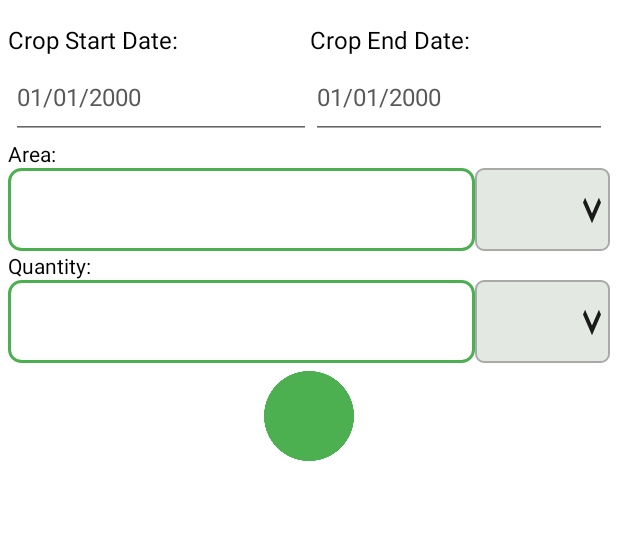
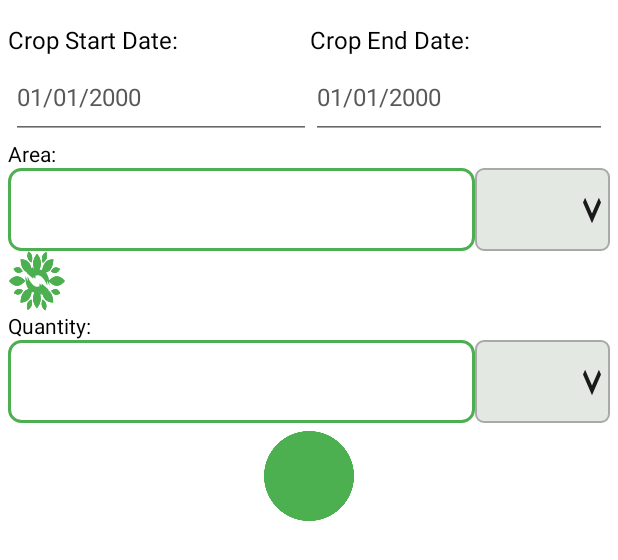
Before and after one commit to Baisalya/Agrohub, an Android app: the layout activity_create_calender.xml on its own in the app's theme, with its tools: preview values and no code run, on a phone screen of 412 x 824 dp. Shown: the top 560 px of the screen. Run offline under Robolectric (Android 15) with nearby library versions, the light colour scheme and no system bars; Roboto replaces fonts that are not available here.

Commit message:
Area convter logic added

```diff
--- /dev/null
+++ b/app/src/main/res/drawable/converter.xml
@@ -0,0 +1,76 @@
+<vector android:autoMirrored="true" android:height="298.6dp"
+    android:viewportHeight="298.6" android:viewportWidth="368.8"
+    android:width="368.8dp" xmlns:android="http://schemas.android.com/apk/res/android">
+    <path android:fillColor="#87AF1D" android:pathData="M202.3,61.8c0,26.9 -23.6,48.7 -23.6,48.7s-23.6,-21.8 -23.6,-48.7c0,-26.9 23.6,-48.7 23.6,-48.7S202.3,34.9 202.3,61.8z"/>
+    <path android:fillColor="#87AF1D" android:pathData="M202.3,61.8c0,26.9 -23.6,48.7 -23.6,48.7s-23.6,-21.8 -23.6,-48.7c0,-26.9 23.6,-48.7 23.6,-48.7S202.3,34.9 202.3,61.8z"/>
+    <path android:fillColor="#FFFFFF" android:pathData="M177.5,23.8c-4.4,12.3 -4.9,24.6 -2.4,37.3c1.4,7.2 6.6,18.1 15,19.2c8.4,1.1 9.7,-14.5 9.7,-19.7c0,-21.2 -16.2,-39 -20.4,-43.2C179.6,17.7 178.5,20.9 177.5,23.8z"/>
+    <path android:fillColor="#DADADA" android:pathData="M189.6,97.3c-8.4,-0.8 -16.9,-5.6 -20.5,-13.6c-5.5,-12.6 -5,-25.8 -2.7,-39.1c2,-11 5.9,-22.2 12.4,-31.4c-0.1,-0.1 -0.1,-0.1 -0.1,-0.1s-23.6,21.8 -23.6,48.7c0,26.9 23.6,48.7 23.6,48.7s5.4,-5 11,-13.2C189.8,97.3 189.7,97.3 189.6,97.3z"/>
+    <path android:fillColor="#87AF1D" android:pathData="M129.5,59.1c19,19 17.8,51.1 17.8,51.1s-32.1,1.2 -51.1,-17.8c-19,-19 -17.8,-51.1 -17.8,-51.1S110.5,40 129.5,59.1z"/>
+    <path android:fillColor="#87AF1D" android:pathData="M129.5,59.1c19,19 17.8,51.1 17.8,51.1s-32.1,1.2 -51.1,-17.8c-19,-19 -17.8,-51.1 -17.8,-51.1S110.5,40 129.5,59.1z"/>
+    <path android:fillColor="#FFFFFF" android:pathData="M85.1,49.8c5.6,11.7 13.9,20.8 24.7,28.1c6.1,4.1 17.5,8.1 24.2,3c6.8,-5.2 -3.4,-17.1 -7.1,-20.8c-15,-15 -39,-16.1 -45,-16.2C82.2,44 83.7,47 85.1,49.8z"/>
+    <path android:fillColor="#DADADA" android:pathData="M145.6,93.2c-6.5,5.4 -15.9,8 -24.1,4.8C108.7,93 99.7,83.3 92,72.2c-6.4,-9.2 -11.5,-19.8 -13.5,-31c-0.1,0 -0.1,0 -0.1,0s-1.2,32.1 17.8,51.1c19,19 51.1,17.8 51.1,17.8s0.3,-7.4 -1.5,-17.1C145.7,93.1 145.7,93.1 145.6,93.2z"/>
+    <path android:fillColor="#87AF1D" android:pathData="M227.1,59.1c-19,19 -17.8,51.1 -17.8,51.1s32.1,1.2 51.1,-17.8c19,-19 17.8,-51.1 17.8,-51.1S246.1,40 227.1,59.1z"/>
+    <path android:fillColor="#87AF1D" android:pathData="M227.1,59.1c-19,19 -17.8,51.1 -17.8,51.1s32.1,1.2 51.1,-17.8c19,-19 17.8,-51.1 17.8,-51.1S246.1,40 227.1,59.1z"/>
+    <path android:fillColor="#FFFFFF" android:pathData="M271.5,49.8c-5.6,11.7 -13.9,20.8 -24.7,28.1c-6.1,4.1 -17.5,8.1 -24.2,3c-6.8,-5.2 3.4,-17.1 7.1,-20.8c15,-15 39,-16.1 45,-16.2C274.4,44 272.8,47 271.5,49.8z"/>
+    <path android:fillColor="#DADADA" android:pathData="M210.9,93.2c6.5,5.4 15.9,8 24.1,4.8c12.8,-5 21.8,-14.7 29.5,-25.8c6.4,-9.2 11.5,-19.8 13.5,-31c0.1,0 0.1,0 0.1,0s1.2,32.1 -17.8,51.1c-19,19 -51.1,17.8 -51.1,17.8s-0.3,-7.4 1.5,-17.1C210.8,93.1 210.9,93.1 210.9,93.2z"/>
+    <path android:fillColor="#87AF1D" android:pathData="M300.4,126c-26.9,0 -48.7,23.6 -48.7,23.6s21.8,23.6 48.7,23.6c26.9,0 48.7,-23.6 48.7,-23.6S327.3,126 300.4,126z"/>
+    <path android:fillColor="#87AF1D" android:pathData="M300.4,126c-26.9,0 -48.7,23.6 -48.7,23.6s21.8,23.6 48.7,23.6c26.9,0 48.7,-23.6 48.7,-23.6S327.3,126 300.4,126z"/>
+    <path android:fillColor="#FFFFFF" android:pathData="M338.3,150.9c-12.3,4.4 -24.6,4.9 -37.3,2.4c-7.2,-1.4 -18.1,-6.6 -19.2,-15c-1.1,-8.4 14.5,-9.7 19.7,-9.7c21.2,0 39,16.2 43.2,20.4C344.5,148.8 341.2,149.9 338.3,150.9z"/>
+    <path android:fillColor="#DADADA" android:pathData="M264.8,138.8c0.8,8.4 5.6,16.9 13.6,20.5c12.6,5.5 25.8,5 39.1,2.6c11,-2 22.2,-5.9 31.4,-12.4c0.1,0.1 0.1,0.1 0.1,0.1s-21.8,23.6 -48.7,23.6c-26.9,0 -48.7,-23.6 -48.7,-23.6s5,-5.4 13.2,-11C264.8,138.6 264.8,138.7 264.8,138.8z"/>
+    <path android:fillColor="#87AF1D" android:pathData="M55.6,126c26.9,0 48.7,23.6 48.7,23.6s-21.8,23.6 -48.7,23.6c-26.9,0 -48.7,-23.6 -48.7,-23.6S28.7,126 55.6,126z"/>
+    <path android:fillColor="#87AF1D" android:pathData="M55.6,126c26.9,0 48.7,23.6 48.7,23.6s-21.8,23.6 -48.7,23.6c-26.9,0 -48.7,-23.6 -48.7,-23.6S28.7,126 55.6,126z"/>
+    <path android:fillColor="#FFFFFF" android:pathData="M17.7,150.9c12.3,4.4 24.6,4.9 37.3,2.4c7.2,-1.4 18.1,-6.6 19.2,-15c1.1,-8.4 -14.5,-9.7 -19.7,-9.7c-21.2,0 -39,16.2 -43.2,20.4C11.5,148.8 14.8,149.9 17.7,150.9z"/>
+    <path android:fillColor="#DADADA" android:pathData="M91.1,138.8c-0.8,8.4 -5.6,16.9 -13.6,20.5c-12.6,5.5 -25.8,5 -39.1,2.6c-11,-2 -22.2,-5.9 -31.4,-12.4c-0.1,0.1 -0.1,0.1 -0.1,0.1s21.8,23.6 48.7,23.6c26.9,0 48.7,-23.6 48.7,-23.6s-5,-5.4 -13.2,-11C91.2,138.6 91.2,138.7 91.1,138.8z"/>
+    <path android:fillColor="#87AF1D" android:pathData="M65.2,81.1c15.3,3.5 24.6,19.7 24.6,19.7s-15.5,10.5 -30.7,7c-15.3,-3.5 -24.6,-19.7 -24.6,-19.7S49.9,77.6 65.2,81.1z"/>
+    <path android:fillColor="#87AF1D" android:pathData="M65.2,81.1c15.3,3.5 24.6,19.7 24.6,19.7s-15.5,10.5 -30.7,7c-15.3,-3.5 -24.6,-19.7 -24.6,-19.7S49.9,77.6 65.2,81.1z"/>
+    <path android:fillColor="#FFFFFF" android:pathData="M40.4,90.3c6.4,4.1 13.3,6 20.9,6.3c4.3,0.2 11.1,-1.4 12.9,-6c1.7,-4.6 -6.9,-7.4 -9.9,-8.1c-12.1,-2.8 -24.2,4.1 -27.2,5.9C37.1,88.3 38.9,89.3 40.4,90.3z"/>
+    <path android:fillColor="#DADADA" android:pathData="M83.7,93c-1.5,4.7 -5.4,8.9 -10.4,9.8c-7.9,1.5 -15.3,-0.5 -22.5,-3.6c-6,-2.6 -11.8,-6.2 -16.2,-11.1c0,0 -0.1,0 -0.1,0s9.3,16.2 24.6,19.7c15.3,3.5 30.7,-7 30.7,-7s-2.1,-3.7 -6,-8C83.7,92.9 83.7,92.9 83.7,93z"/>
+    <path android:fillColor="#87AF1D" android:pathData="M147.7,25.6c4.7,14.9 -4.5,31.2 -4.5,31.2s-16.9,-8 -21.6,-22.9C116.8,19 126,2.7 126,2.7S143,10.7 147.7,25.6z"/>
+    <path android:fillColor="#87AF1D" android:pathData="M147.7,25.6c4.7,14.9 -4.5,31.2 -4.5,31.2s-16.9,-8 -21.6,-22.9C116.8,19 126,2.7 126,2.7S143,10.7 147.7,25.6z"/>
+    <path android:fillColor="#FFFFFF" android:pathData="M127.2,8.9c-0.3,7.6 1.6,14.5 5.2,21.1c2,3.8 6.8,8.9 11.7,8c4.9,-0.9 2.8,-9.7 1.9,-12.7C142.3,13.6 130.2,6.6 127.1,5C127.3,5.1 127.3,7.1 127.2,8.9z"/>
+    <path android:fillColor="#DADADA" android:pathData="M146.8,47.6c-4.8,1.1 -10.4,-0.1 -13.8,-4c-5.3,-6 -7.3,-13.4 -8.3,-21.2c-0.8,-6.5 -0.6,-13.3 1.4,-19.6c0,0 -0.1,0 -0.1,0s-9.3,16.2 -4.5,31.2c4.7,14.9 21.6,22.9 21.6,22.9s2.1,-3.7 3.8,-9.3C146.9,47.6 146.9,47.6 146.8,47.6z"/>
+    <path android:fillColor="#87AF1D" android:pathData="M236.9,36.9c-6.3,14.4 -23.9,20.5 -23.9,20.5s-7.5,-17.1 -1.2,-31.5c6.3,-14.4 23.9,-20.5 23.9,-20.5S243.1,22.5 236.9,36.9z"/>
+    <path android:fillColor="#87AF1D" android:pathData="M236.9,36.9c-6.3,14.4 -23.9,20.5 -23.9,20.5s-7.5,-17.1 -1.2,-31.5c6.3,-14.4 23.9,-20.5 23.9,-20.5S243.1,22.5 236.9,36.9z"/>
+    <path android:fillColor="#FFFFFF" android:pathData="M232.5,10.8c-5.2,5.5 -8.3,12 -10,19.3c-0.9,4.2 -0.7,11.2 3.5,13.7c4.2,2.6 8.5,-5.5 9.8,-8.3c5,-11.3 0.5,-24.6 -0.8,-27.8C235,8.1 233.7,9.5 232.5,10.8z"/>
+    <path android:fillColor="#DADADA" android:pathData="M221.8,52.9c-4.3,-2.4 -7.7,-6.9 -7.7,-12.1c0,-8 3.3,-14.9 7.7,-21.5c3.6,-5.4 8.3,-10.5 13.9,-13.9c0,0 0,-0.1 0,-0.1s-17.7,6.1 -23.9,20.5c-6.3,14.4 1.2,31.5 1.2,31.5S217,56 221.8,52.9C221.9,52.9 221.8,52.9 221.8,52.9z"/>
+    <path android:fillColor="#87AF1D" android:pathData="M295.4,109c-15.3,3.6 -30.8,-6.9 -30.8,-6.9s9.3,-16.2 24.5,-19.8c15.3,-3.6 30.8,6.9 30.8,6.9S310.7,105.4 295.4,109z"/>
+    <path android:fillColor="#87AF1D" android:pathData="M295.4,109c-15.3,3.6 -30.8,-6.9 -30.8,-6.9s9.3,-16.2 24.5,-19.8c15.3,-3.6 30.8,6.9 30.8,6.9S310.7,105.4 295.4,109z"/>
+    <path android:fillColor="#FFFFFF" android:pathData="M313.6,89.9c-7.5,-0.8 -14.6,0.5 -21.5,3.6c-3.9,1.7 -9.4,6.1 -8.9,11c0.5,4.9 9.5,3.6 12.5,2.9c12,-2.8 20,-14.3 21.8,-17.3C317.4,90.3 315.4,90.1 313.6,89.9z"/>
+    <path android:fillColor="#DADADA" android:pathData="M273.6,106.5c-0.7,-4.9 0.9,-10.3 5,-13.4c6.4,-4.8 14,-6.3 21.8,-6.7c6.5,-0.3 13.4,0.4 19.5,2.9c0,0 0,-0.1 0,-0.1s-15.5,-10.5 -30.8,-6.9c-15.3,3.6 -24.5,19.8 -24.5,19.8s3.6,2.4 8.9,4.5C273.6,106.6 273.6,106.5 273.6,106.5z"/>
+    <path android:fillColor="#87AF1D" android:pathData="M153.7,236.8c0,-26.9 23.6,-48.7 23.6,-48.7s23.6,21.8 23.6,48.7c0,26.9 -23.6,48.7 -23.6,48.7S153.7,263.7 153.7,236.8z"/>
+    <path android:fillColor="#87AF1D" android:pathData="M153.7,236.8c0,-26.9 23.6,-48.7 23.6,-48.7s23.6,21.8 23.6,48.7c0,26.9 -23.6,48.7 -23.6,48.7S153.7,263.7 153.7,236.8z"/>
+    <path android:fillColor="#FFFFFF" android:pathData="M178.5,274.8c4.4,-12.3 4.9,-24.6 2.4,-37.3c-1.4,-7.2 -6.6,-18.1 -15,-19.2c-8.4,-1.1 -9.7,14.5 -9.7,19.7c0,21.2 16.2,39 20.4,43.2C176.4,280.9 177.5,277.6 178.5,274.8z"/>
+    <path android:fillColor="#DADADA" android:pathData="M166.4,201.3c8.4,0.8 16.9,5.6 20.5,13.6c5.5,12.6 5,25.8 2.7,39.1c-2,11 -5.9,22.2 -12.4,31.4c0.1,0.1 0.1,0.1 0.1,0.1s23.6,-21.8 23.6,-48.7c0,-26.9 -23.6,-48.7 -23.6,-48.7s-5.4,5 -11,13.2C166.2,201.3 166.3,201.3 166.4,201.3z"/>
+    <path android:fillColor="#87AF1D" android:pathData="M226.5,239.5c-19,-19 -17.8,-51.1 -17.8,-51.1s32.1,-1.2 51.1,17.8c19,19 17.8,51.1 17.8,51.1S245.5,258.6 226.5,239.5z"/>
+    <path android:fillColor="#87AF1D" android:pathData="M226.5,239.5c-19,-19 -17.8,-51.1 -17.8,-51.1s32.1,-1.2 51.1,17.8c19,19 17.8,51.1 17.8,51.1S245.5,258.6 226.5,239.5z"/>
+    <path android:fillColor="#FFFFFF" android:pathData="M270.9,248.8c-5.6,-11.7 -13.9,-20.8 -24.7,-28.1c-6.1,-4.1 -17.5,-8.1 -24.2,-3c-6.8,5.2 3.4,17.1 7.1,20.8c15,15 39,16.1 45,16.2C273.8,254.6 272.2,251.6 270.9,248.8z"/>
+    <path android:fillColor="#DADADA" android:pathData="M210.4,205.4c6.5,-5.4 15.9,-8 24.1,-4.8c12.8,5 21.8,14.7 29.5,25.8c6.4,9.2 11.5,19.8 13.5,31c0.1,0 0.1,0 0.1,0s1.2,-32.1 -17.8,-51.1c-19,-19 -51.1,-17.8 -51.1,-17.8s-0.3,7.4 1.5,17.1C210.3,205.5 210.3,205.5 210.4,205.4z"/>
+    <path android:fillColor="#87AF1D" android:pathData="M128.9,239.5c19,-19 17.8,-51.1 17.8,-51.1s-32.1,-1.2 -51.1,17.8c-19,19 -17.8,51.1 -17.8,51.1S109.9,258.6 128.9,239.5z"/>
+    <path android:fillColor="#87AF1D" android:pathData="M128.9,239.5c19,-19 17.8,-51.1 17.8,-51.1s-32.1,-1.2 -51.1,17.8c-19,19 -17.8,51.1 -17.8,51.1S109.9,258.6 128.9,239.5z"/>
+    <path android:fillColor="#FFFFFF" android:pathData="M84.5,248.8c5.6,-11.7 13.9,-20.8 24.7,-28.1c6.1,-4.1 17.5,-8.1 24.2,-3c6.8,5.2 -3.4,17.1 -7.1,20.8c-15,15 -39,16.1 -45,16.2C81.6,254.6 83.2,251.6 84.5,248.8z"/>
+    <path android:fillColor="#DADADA" android:pathData="M145.1,205.4c-6.5,-5.4 -15.9,-8 -24.1,-4.8c-12.8,5 -21.8,14.7 -29.5,25.8c-6.4,9.2 -11.5,19.8 -13.5,31c-0.1,0 -0.1,0 -0.1,0s-1.2,-32.1 17.8,-51.1c19,-19 51.1,-17.8 51.1,-17.8s0.3,7.4 -1.5,17.1C145.2,205.5 145.1,205.5 145.1,205.4z"/>
+    <path android:fillColor="#87AF1D" android:pathData="M290.8,217.5c-15.3,-3.5 -24.6,-19.7 -24.6,-19.7s15.5,-10.5 30.7,-7c15.3,3.5 24.6,19.7 24.6,19.7S306.1,221 290.8,217.5z"/>
+    <path android:fillColor="#87AF1D" android:pathData="M290.8,217.5c-15.3,-3.5 -24.6,-19.7 -24.6,-19.7s15.5,-10.5 30.7,-7c15.3,3.5 24.6,19.7 24.6,19.7S306.1,221 290.8,217.5z"/>
+    <path android:fillColor="#FFFFFF" android:pathData="M315.6,208.3c-6.4,-4.1 -13.3,-6 -20.9,-6.3c-4.3,-0.2 -11.1,1.4 -12.9,6c-1.7,4.6 6.9,7.4 9.9,8.1c12.1,2.8 24.2,-4.1 27.2,-5.9C318.8,210.3 317.1,209.3 315.6,208.3z"/>
+    <path android:fillColor="#DADADA" android:pathData="M272.3,205.6c1.5,-4.7 5.4,-8.9 10.4,-9.8c7.9,-1.5 15.3,0.5 22.5,3.6c6,2.6 11.8,6.2 16.2,11.1c0,0 0.1,0 0.1,0s-9.3,-16.2 -24.6,-19.7c-15.3,-3.5 -30.7,7 -30.7,7s2.1,3.7 6,8C272.3,205.7 272.3,205.7 272.3,205.6z"/>
+    <path android:fillColor="#87AF1D" android:pathData="M208.3,273c-4.7,-14.9 4.5,-31.2 4.5,-31.2s16.9,8 21.6,22.9c4.7,14.9 -4.5,31.2 -4.5,31.2S213,287.9 208.3,273z"/>
+    <path android:fillColor="#87AF1D" android:pathData="M208.3,273c-4.7,-14.9 4.5,-31.2 4.5,-31.2s16.9,8 21.6,22.9c4.7,14.9 -4.5,31.2 -4.5,31.2S213,287.9 208.3,273z"/>
+    <path android:fillColor="#FFFFFF" android:pathData="M228.8,289.7c0.3,-7.6 -1.6,-14.5 -5.2,-21.1c-2,-3.8 -6.8,-8.9 -11.7,-8c-4.9,0.9 -2.8,9.7 -1.9,12.7c3.7,11.8 15.8,18.8 18.9,20.4C228.7,293.5 228.7,291.5 228.8,289.7z"/>
+    <path android:fillColor="#DADADA" android:pathData="M209.1,251c4.8,-1.1 10.4,0.1 13.8,4c5.3,6 7.3,13.4 8.3,21.2c0.8,6.5 0.6,13.3 -1.4,19.6c0,0 0.1,0 0.1,0s9.3,-16.2 4.5,-31.2c-4.7,-14.9 -21.6,-22.9 -21.6,-22.9s-2.1,3.7 -3.8,9.3C209.1,251 209.1,251 209.1,251z"/>
+    <path android:fillColor="#87AF1D" android:pathData="M119.1,261.7c6.3,-14.4 23.9,-20.5 23.9,-20.5s7.5,17.1 1.2,31.5c-6.3,14.4 -23.9,20.5 -23.9,20.5S112.8,276.1 119.1,261.7z"/>
+    <path android:fillColor="#87AF1D" android:pathData="M119.1,261.7c6.3,-14.4 23.9,-20.5 23.9,-20.5s7.5,17.1 1.2,31.5c-6.3,14.4 -23.9,20.5 -23.9,20.5S112.8,276.1 119.1,261.7z"/>
+    <path android:fillColor="#FFFFFF" android:pathData="M123.5,287.7c5.2,-5.5 8.3,-12 10,-19.3c0.9,-4.2 0.7,-11.2 -3.5,-13.7c-4.2,-2.6 -8.5,5.5 -9.8,8.3c-5,11.3 -0.5,24.6 0.8,27.8C121,290.5 122.3,289.1 123.5,287.7z"/>
+    <path android:fillColor="#DADADA" android:pathData="M134.2,245.7c4.3,2.4 7.7,6.9 7.7,12.1c0,8 -3.3,14.9 -7.7,21.5c-3.6,5.4 -8.3,10.5 -13.9,13.9c0,0 0,0.1 0,0.1s17.7,-6.1 23.9,-20.5c6.3,-14.4 -1.2,-31.5 -1.2,-31.5S139,242.6 134.2,245.7C134.1,245.7 134.2,245.7 134.2,245.7z"/>
+    <path android:fillColor="#87AF1D" android:pathData="M60.6,189.6c15.3,-3.6 30.8,6.9 30.8,6.9s-9.3,16.2 -24.5,19.8c-15.3,3.6 -30.8,-6.9 -30.8,-6.9S45.3,193.2 60.6,189.6z"/>
+    <path android:fillColor="#87AF1D" android:pathData="M60.6,189.6c15.3,-3.6 30.8,6.9 30.8,6.9s-9.3,16.2 -24.5,19.8c-15.3,3.6 -30.8,-6.9 -30.8,-6.9S45.3,193.2 60.6,189.6z"/>
+    <path android:fillColor="#FFFFFF" android:pathData="M42.4,208.7c7.5,0.8 14.6,-0.5 21.5,-3.6c3.9,-1.7 9.4,-6.1 8.9,-11c-0.5,-4.9 -9.5,-3.6 -12.5,-2.9c-12,2.8 -20,14.3 -21.8,17.3C38.6,208.3 40.6,208.5 42.4,208.7z"/>
+    <path android:fillColor="#DADADA" android:pathData="M82.4,192.1c0.7,4.9 -0.9,10.3 -5,13.4c-6.4,4.8 -14,6.3 -21.8,6.7c-6.5,0.3 -13.4,-0.4 -19.5,-2.9c0,0 0,0.1 0,0.1s15.5,10.5 30.8,6.9c15.3,-3.6 24.5,-19.8 24.5,-19.8s-3.6,-2.4 -8.9,-4.5C82.4,192 82.4,192.1 82.4,192.1z"/>
+    <path android:fillColor="#464C45" android:pathData="M169,137.6l0,-59.6l-43.1,29.8z"/>
+    <path android:fillColor="#464C45" android:pathData="M169,93.8v30.9c0,0 48.2,-27.5 86,48.8C255,173.5 264.4,78 169,93.8z"/>
+    <path android:fillColor="#464C45" android:pathData="M206.6,161.7l0,59.5l43.1,-29.8z"/>
+    <path android:fillColor="#464C45" android:pathData="M206.6,205.4v-30.9c0,0 -48.2,27.5 -86,-48.8C120.5,125.7 111.2,221.2 206.6,205.4z"/>
+    <path android:fillColor="#54B043" android:pathData="M155.9,137.6l0,-59.6l-43.2,29.8z"/>
+    <path android:fillColor="#54B043" android:pathData="M155.9,93.8v30.9c0,0 48.2,-27.5 86,48.8C241.9,173.5 251.3,78 155.9,93.8z"/>
+    <path android:fillColor="#54B043" android:pathData="M193.4,161.7l0,59.5l43.1,-29.8z"/>
+    <path android:fillColor="#54B043" android:pathData="M193.4,205.4v-30.9c0,0 -48.2,27.5 -86,-48.8C107.4,125.7 98,221.2 193.4,205.4z"/>
+</vector>
--- a/app/src/main/res/layout/activity_create_calender.xml
+++ b/app/src/main/res/layout/activity_create_calender.xml
@@ -80,6 +80,7 @@
 
         </EditText>
 
+
         <Spinner
             android:id="@+id/area_unit_spinner"
             android:layout_width="90dp"
@@ -87,6 +88,20 @@
             android:layout_below="@+id/areatxt"
             android:background="@drawable/spinner_background"
             android:layout_alignParentEnd="true"/>
+            <Button
+                android:id="@+id/convtbtn"
+                android:layout_width="40dp"
+                android:layout_height="40dp"
+                android:background="@drawable/converter"
+                android:layout_below="@+id/area_unit_spinner"/>
+            <TextView
+                android:id="@+id/unitshow"
+                android:layout_width="wrap_content"
+                android:layout_height="46dp"
+                android:layout_below="@id/area_unit_spinner"
+                android:paddingRight="50dp"
+                android:textColor="@color/inactive"
+                android:layout_toRightOf="@+id/convtbtn"/>
 
         <TextView
             android:id="@+id/qty_view"
@@ -94,7 +109,7 @@
             android:textColor="@color/black"
             android:layout_width="match_parent"
             android:layout_height="wrap_content"
-            android:layout_below="@+id/area_edittext"/>
+            android:layout_below="@+id/convtbtn"/>
 
         <EditText
             android:id="@+id/quantity_edittext"
```
Also changed, not shown: app/src/main/java/com/passonatetech/agrohub/cropcalender/SlidePagerAdapter.java (+114 -18 lines).
